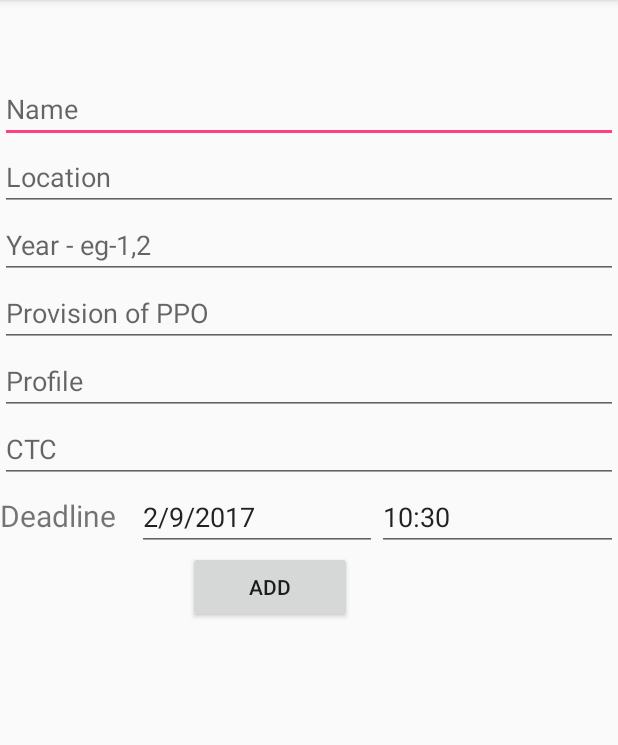
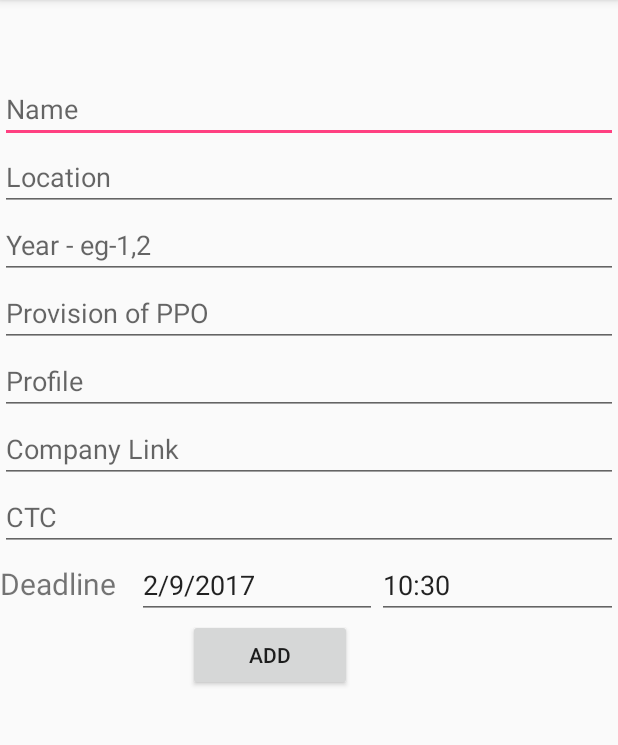
Before and after one commit to mkfeuhrer/TPO-MNNIT, an Android app: the AddCompany screen opened directly, with no data from a screen before it, after a tap on "ADD", on a phone screen of 412 x 824 dp, the part 84-829 px from its top. Run offline under Robolectric (Android 15) with nearby library versions, the phone set to English and light mode, and no system bars; our stand-ins replace Firebase (no records; nobody signed in at launch, a user with empty details on screens opened directly).

Commit message:
add company completed

```diff
--- a/app/src/main/java/com/example/mohit/tpomnnit/AddCompany.java
+++ b/app/src/main/java/com/example/mohit/tpomnnit/AddCompany.java
@@ -38,7 +38,7 @@ public class AddCompany extends AppCompatActivity {
     private DatabaseReference mDatabase;
     private String companyId;
     private Button addcompany;
-    private EditText year,ctc,location,name,time,date;
+    private EditText year,ctc,location,name,time,date,ppo,profile,link;
     private int Year, month, day,hours,minutes;
     Calendar calendar;
     private TextView tvNotificationDetails;
@@ -56,6 +56,9 @@ public class AddCompany extends AppCompatActivity {
         name     = (EditText)findViewById(R.id.companyname);
         ctc      = (EditText)findViewById(R.id.ctc);
         location   = (EditText)findViewById(R.id.location);
+        ppo      = (EditText)findViewById(R.id.ppo);
+        profile   = (EditText)findViewById(R.id.profile);
+        //link=(EditText)findViewById(R.id.link);
         date = (EditText) findViewById(R.id.textDate);
         time = (EditText) findViewById(R.id.textTime);
         calendar = Calendar.getInstance();
@@ -88,7 +91,15 @@ public class AddCompany extends AppCompatActivity {
                 if (TextUtils.isEmpty(companyId)) {
                 }
                 else
-                    createCompany(name.getText().toString().trim(), year.getText().toString().trim(), ctc.getText().toString().trim(), location.getText().toString().trim(),companyId);
+                {
+                    ArrayList<String> branch = new ArrayList<String>();
+                    ArrayList<String> registeredstudents = new ArrayList<String>();
+                    ArrayList<String> selectedstudents = new ArrayList<String>();
+                    String deadline=time.getText().toString()+" "+date.getText().toString();
+                    Companies company = new Companies(name.getText().toString().trim(),ctc.getText().toString().trim(),location.getText().toString().trim(),profile.getText().toString().trim(),year.getText().toString().trim(),ppo.getText().toString().trim(),companyId,deadline,"www.google.com",null,null,null);
+                    addCompanyChangeListener(company);
+                }
+                    //createCompany(name.getText().toString().trim(), year.getText().toString().trim(), ctc.getText().toString().trim(), location.getText().toString().trim(),companyId);
 
 //                finish();
 //                Intent i = new Intent(AddCompany.this,TpoHome.class);
@@ -98,6 +109,32 @@ public class AddCompany extends AppCompatActivity {
         });
 
     }
+
+    private void addCompanyChangeListener(final Companies company) {
+        // User data change listener
+        mDatabase.child(companyId).addValueEventListener(new ValueEventListener() {
+            @Override
+            public void onDataChange(DataSnapshot dataSnapshot) {
+                Companies company1 = company;
+
+                // Check for null
+                if (company1 == null) {
+                    Log.e(TAG, "User data is null!");
+                    return;
+                }
+                final String companyId = mDatabase.push().getKey();
+                mDatabase.child(companyId).setValue(company1);
+                Log.e(TAG, "User data is changed!" + company1.name + ", " + company1.year);
+            }
+
+            @Override
+            public void onCancelled(DatabaseError error) {
+                // Failed to read value
+                Log.e(TAG, "Failed to read user", error.toException());
+            }
+        });
+    }
+
     @SuppressWarnings("deprecation")
     public void setDate(View view) {
         showDialog(999);
@@ -149,42 +186,5 @@ public class AddCompany extends AppCompatActivity {
 
 
 
-    private void createCompany(String name, String year,String ctc,String location,String companyid) {
-        // TODO
-        // In real apps this userId should be fetched
-        // by implementing firebase auth
-        if (TextUtils.isEmpty(companyid)) {
-//            userId = mDatabase.push().getKey();
-        }
-        ArrayList<String> branch = new ArrayList<String>();
-        ArrayList<String> registeredstudents = new ArrayList<String>();
-        ArrayList<String> selectedstudents = new ArrayList<String>();
-        Companies company = new Companies(name,ctc,location,"",year,"",companyId,"","",branch,registeredstudents,selectedstudents);
-        addCompanyChangeListener(company);
-    }
-    private void addCompanyChangeListener(final Companies company) {
-        // User data change listener
-        mDatabase.child(companyId).addValueEventListener(new ValueEventListener() {
-            @Override
-            public void onDataChange(DataSnapshot dataSnapshot) {
-                Companies company1 = company;
-
-                // Check for null
-                if (company1 == null) {
-                    Log.e(TAG, "User data is null!");
-                    return;
-                }
-                final String companyId = mDatabase.push().getKey();
-                mDatabase.child(companyId).setValue(company1);
-                Log.e(TAG, "User data is changed!" + company1.name + ", " + company1.year);
-            }
-
-            @Override
-            public void onCancelled(DatabaseError error) {
-                // Failed to read value
-                Log.e(TAG, "Failed to read user", error.toException());
-            }
-        });
-    }
 
 }
--- a/app/src/main/res/layout/activity_add_company.xml
+++ b/app/src/main/res/layout/activity_add_company.xml
@@ -45,6 +45,14 @@
             android:hint="Profile"
             android:inputType="text"
             android:id="@+id/profile" />
+
+        <EditText
+            android:id="@+id/link"
+            android:layout_width="match_parent"
+            android:layout_height="wrap_content"
+            android:hint="Company Link"
+            android:inputType="textPersonName" />
+
         <EditText
             android:layout_width="match_parent"
             android:layout_height="wrap_content"
@@ -83,6 +91,8 @@
                 android:hint="time"
                 android:inputType="time" />
         </LinearLayout>
+
+
         <Button
             android:id="@+id/addcompany"
             android:layout_width="109dp"
```
